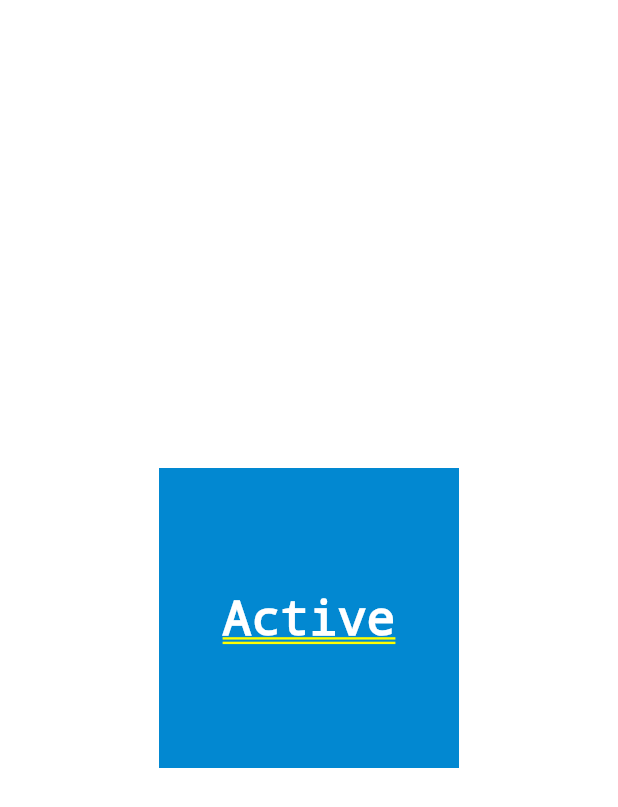
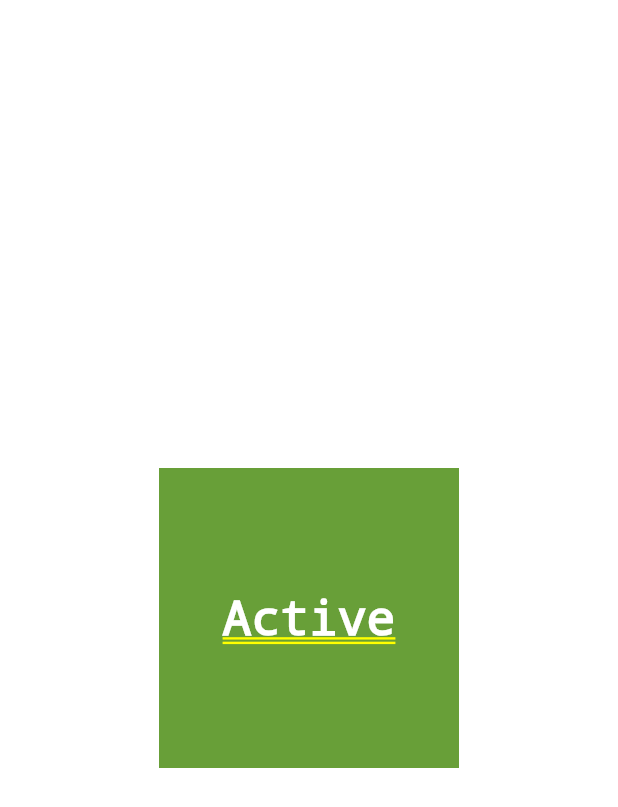
Before and after one commit to floreaadrian/Flutter-Projects, a Flutter app: the screen it shows after launch, after a tap on "Inactive", on a phone screen of 412 x 824 dp. Shown: the top 807 px of the screen. Run offline on Flutter 3.47's test engine with Material 2 defaults, Android fonts, the phone set to English and light mode, and no system bars.

Commit message:
managing state: 3.A mix-and-match approach

```diff
--- a/tap_state_management/lib/main.dart
+++ b/tap_state_management/lib/main.dart
@@ -12,43 +12,6 @@ class MyApp extends StatelessWidget {
         primarySwatch: Colors.blue,
       ),
       home: Center(child: ParentWidget()),
-    );
-  }
-}
-
-class TapboxA extends StatefulWidget {
-  TapboxA({Key key}) : super(key: key);
-
-  @override
-  _TapboxAState createState() => _TapboxAState();
-}
-
-class _TapboxAState extends State<TapboxA> {
-  bool _active = false;
-
-  void _handleTap() {
-    setState(() {
-      this._active = !this._active;
-    });
-  }
-
-  @override
-  Widget build(BuildContext context) {
-    return GestureDetector(
-      onTap: this._handleTap,
-      child: Container(
-        child: Center(
-          child: Text(
-            _active ? 'Active' : 'Inactive',
-            style: TextStyle(fontSize: 32.0, color: Colors.white),
-          ),
-        ),
-        width: 200.0,
-        height: 200.0,
-        decoration: BoxDecoration(
-          color: _active ? Colors.lightGreen[700] : Colors.grey[600],
-        ),
-      ),
     );
   }
 }
@@ -70,37 +33,68 @@ class _ParentWidgetState extends State<ParentWidget> {
   @override
   Widget build(BuildContext context) {
     return Container(
-      child: TapboxB(active: _active, onChanged: _handleTapboxChanged),
+      child: TapboxC(active: _active, onChanged: _handleTapboxChanged),
     );
   }
 }
 
-class TapboxB extends StatelessWidget {
-  TapboxB({Key key, this.active: false, @required this.onChanged})
+class TapboxC extends StatefulWidget {
+  TapboxC({Key key, this.active: false, @required this.onChanged})
       : super(key: key);
 
   final bool active;
   final ValueChanged<bool> onChanged;
 
+  _TapboxCState createState() => _TapboxCState();
+}
+
+class _TapboxCState extends State<TapboxC> {
+  bool _highlight = false;
+
+  void _handleTapDown(TapDownDetails details) {
+    setState(() {
+      _highlight = true;
+    });
+  }
+
+  void _handleTapUp(TapUpDetails details) {
+    setState(() {
+      _highlight = false;
+    });
+  }
+
+  void _handleTapCancel() {
+    setState(() {
+      _highlight = false;
+    });
+  }
+
   void _handleTap() {
-    onChanged(!active);
+    widget.onChanged(!widget.active);
   }
 
   @override
   Widget build(BuildContext context) {
     return GestureDetector(
+      onTapDown: _handleTapDown,
+      onTapUp: _handleTapUp,
       onTap: _handleTap,
+      onTapCancel: _handleTapCancel,
       child: Container(
         child: Center(
-          child: Text(
-            active ? 'Active' : 'Inactive',
-            style: TextStyle(fontSize: 32.0, color: Colors.white),
-          ),
+          child: Text(widget.active ? 'Active' : 'Inactive',
+              style: TextStyle(fontSize: 32.0, color: Colors.white)),
         ),
         width: 200.0,
         height: 200.0,
         decoration: BoxDecoration(
-          color: active ? Colors.lightBlue[700] : Colors.grey[600],
+          color: widget.active ? Colors.lightGreen[700] : Colors.grey[600],
+          border: _highlight
+              ? Border.all(
+                  color: Colors.teal[700],
+                  width: 10.0,
+                )
+              : null,
         ),
       ),
     );
```
